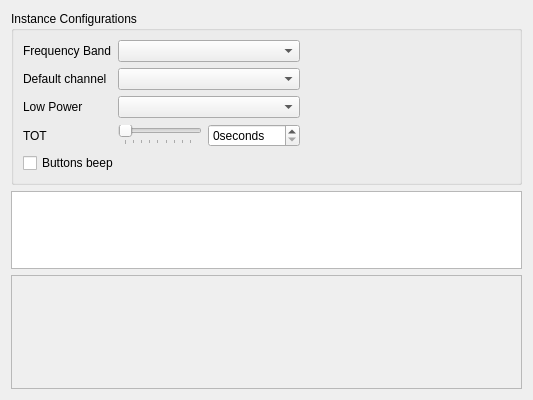
Old version of the form src/app/windows/instance.ui in the repository sardylan/qfm1000.
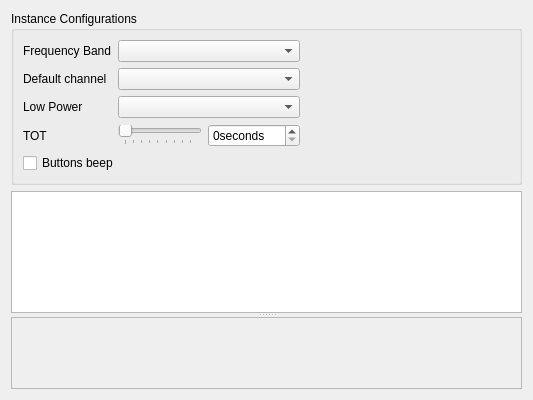
New version of the form. Icons and pictures are not drawn.

Commit message: Adds vertical splitter for Instance view

What changed in the file:
```diff
--- a/src/app/windows/instance.ui
+++ b/src/app/windows/instance.ui
@@ -24,24 +24,7 @@
                 <normaloff>:/icons/application</normaloff>:/icons/application
             </iconset>
         </property>
-        <layout class="QGridLayout" name="gridLayout" rowstretch="0,1,0">
-            <item row="1" column="0">
-                <widget class="QTableView" name="channelsTableView">
-                    <property name="minimumSize">
-                        <size>
-                            <width>0</width>
-                            <height>50</height>
-                        </size>
-                    </property>
-                </widget>
-            </item>
-            <item row="2" column="0">
-                <widget class="QScrollArea" name="hexDataScrollArea">
-                    <property name="widgetResizable">
-                        <bool>true</bool>
-                    </property>
-                </widget>
-            </item>
+        <layout class="QGridLayout" name="mainGridLayout" rowstretch="0,1">
             <item row="0" column="0">
                 <widget class="QGroupBox" name="eepromGroupBox">
                     <property name="title">
@@ -146,6 +129,29 @@
                     </layout>
                 </widget>
             </item>
+            <item row="1" column="0">
+                <widget class="QSplitter" name="splitter">
+                    <property name="orientation">
+                        <enum>Qt::Vertical</enum>
+                    </property>
+                    <property name="opaqueResize">
+                        <bool>true</bool>
+                    </property>
+                    <widget class="QTableView" name="channelsTableView">
+                        <property name="minimumSize">
+                            <size>
+                                <width>0</width>
+                                <height>50</height>
+                            </size>
+                        </property>
+                    </widget>
+                    <widget class="QScrollArea" name="hexDataScrollArea">
+                        <property name="widgetResizable">
+                            <bool>true</bool>
+                        </property>
+                    </widget>
+                </widget>
+            </item>
         </layout>
     </widget>
     <resources>
```
